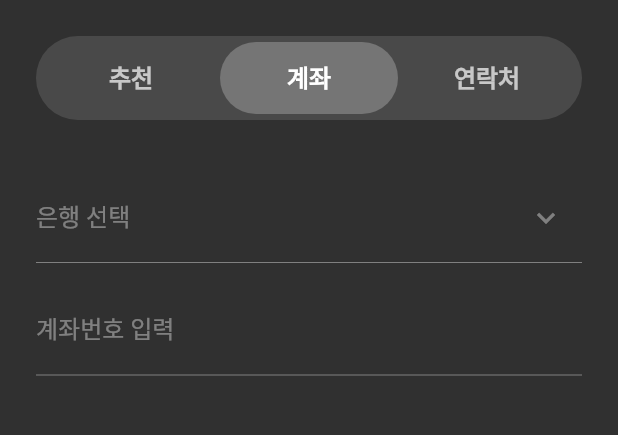
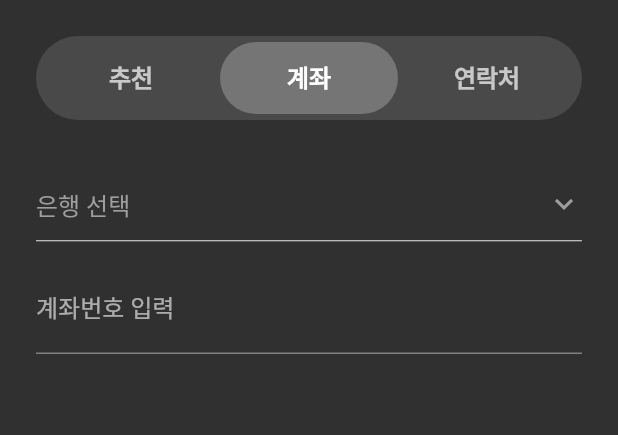
Before and after one commit to johyunchol/flutter_ui_sample, a Flutter app: the TossRemittance screen opened directly, tab 2 chosen, on a phone screen of 412 x 824 dp, the part 102-537 px from its top. Run offline on Flutter 3.47's test engine with Material 2 defaults, Android fonts, the phone set to English and light mode, and no system bars; our stand-ins replace flutter_svg, fluttertoast, get, smooth_page_indicator.

Commit message:
계좌 탭 UI 완료

```diff
--- a/lib/main.dart
+++ b/lib/main.dart
@@ -63,7 +63,7 @@ class _AppState extends State<App> {
     },
     {
       'title': 'Toss 송금 UI',
-      'func': () => Get.offAll(const TossRemittance()),
+      'func': () => Get.to(const TossRemittance()),
     }
   ];
 
--- a/lib/src/toss/account_page.dart
+++ b/lib/src/toss/account_page.dart
@@ -1,4 +1,5 @@
 import 'package:flutter/material.dart';
+import 'package:flutter/services.dart';
 
 class AccountPage extends StatefulWidget {
   const AccountPage({Key? key}) : super(key: key);
@@ -8,36 +9,94 @@ class AccountPage extends StatefulWidget {
 }
 
 class _AccountPageState extends State<AccountPage> {
-  @override
-  void initState() {
-    super.initState();
-  }
+  String bankName = '';
+  String bankAccount = '';
 
   @override
   Widget build(BuildContext context) {
-    return SingleChildScrollView(
-      child: Padding(
-        padding: const EdgeInsets.symmetric(horizontal: 24, vertical: 12),
+    Widget _selectedBank() {
+      return Padding(
+        padding: const EdgeInsets.symmetric(vertical: 12.0),
+        child: Column(
+          crossAxisAlignment: CrossAxisAlignment.start,
+          children: [
+            Text('은행 선택', style: TextStyle(color: Colors.grey, fontSize: 12, fontWeight: FontWeight.w400)),
+            Row(mainAxisAlignment: MainAxisAlignment.spaceBetween, children: [
+              Text(bankName, style: TextStyle(color: Colors.white, fontSize: 16, fontWeight: FontWeight.w400)),
+              Icon(Icons.keyboard_arrow_down, color: Colors.grey),
+            ]),
+            SizedBox(height: 8),
+            Divider(height: 1, color: Color(0xffe7e7e7)),
+          ],
+        ),
+      );
+    }
+
+    Widget _unselectedBank() {
+      return InkWell(
+        onTap: () {
+          setState(() {
+            bankName = '카카오뱅크';
+          });
+        },
         child: Column(
           children: [
-            TextFormField(
-              decoration: InputDecoration(
-                suffixIcon: Icon(Icons.keyboard_arrow_down),
-                label: Text('은행 선택'),
-                enabled: false
+            Padding(
+              padding: const EdgeInsets.symmetric(vertical: 12.0),
+              child: Row(
+                mainAxisAlignment: MainAxisAlignment.spaceBetween,
+                children: const [
+                  Text('은행 선택', style: TextStyle(color: Colors.grey, fontSize: 16, fontWeight: FontWeight.w400)),
+                  Icon(Icons.keyboard_arrow_down, color: Colors.grey),
+                ],
               ),
             ),
+            const Divider(height: 1, color: Color(0xffe7e7e7)),
+          ],
+        ),
+      );
+    }
 
-            SizedBox(height: 16),
-
-            TextFormField(
-              decoration: InputDecoration(
-                  label: Text('계좌번호 입력'),
-                  enabled: false
+    return Padding(
+      padding: const EdgeInsets.symmetric(horizontal: 24, vertical: 8),
+      child: Column(
+        mainAxisAlignment: MainAxisAlignment.spaceBetween,
+        mainAxisSize: MainAxisSize.max,
+        children: [
+          Expanded(
+            child: SingleChildScrollView(
+              child: Column(
+                children: [
+                  bankName.isEmpty ? _unselectedBank() : _selectedBank(),
+                  const SizedBox(height: 16),
+                  TextFormField(
+                      keyboardType: TextInputType.number,
+                      decoration: const InputDecoration(label: Text('계좌번호 입력')),
+                      onChanged: (value) {
+                        setState(() {
+                          bankAccount = value;
+                        });
+                      })
+                ],
               ),
             ),
-          ],
-        ),
+          ),
+          (bankName.isEmpty || bankAccount.isEmpty)
+              ? Container()
+              : Padding(
+                  padding: const EdgeInsets.symmetric(vertical: 12.0),
+                  child: Ink(
+                    decoration: BoxDecoration(color: const Color.fromARGB(255, 0, 71, 254), borderRadius: BorderRadius.circular(8)),
+                    child: InkWell(
+                      borderRadius: BorderRadius.circular(8),
+                      onTap: () {
+                        FocusScope.of(context).unfocus();
+                      },
+                      child: const SizedBox(width: double.infinity, height: 50, child: Center(child: Text('확인'))),
+                    ),
+                  ),
+                ),
+        ],
       ),
     );
   }
```
Also changed, not shown: lib/src/toss/toss_remittance.dart (+15 -0 lines).
